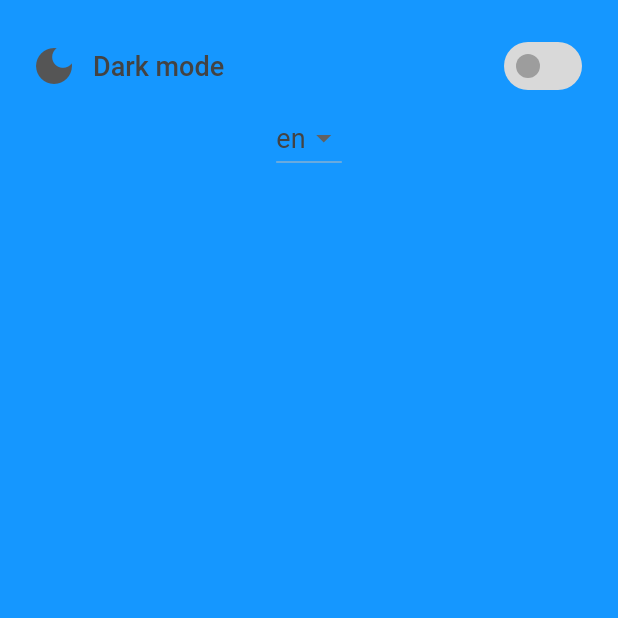
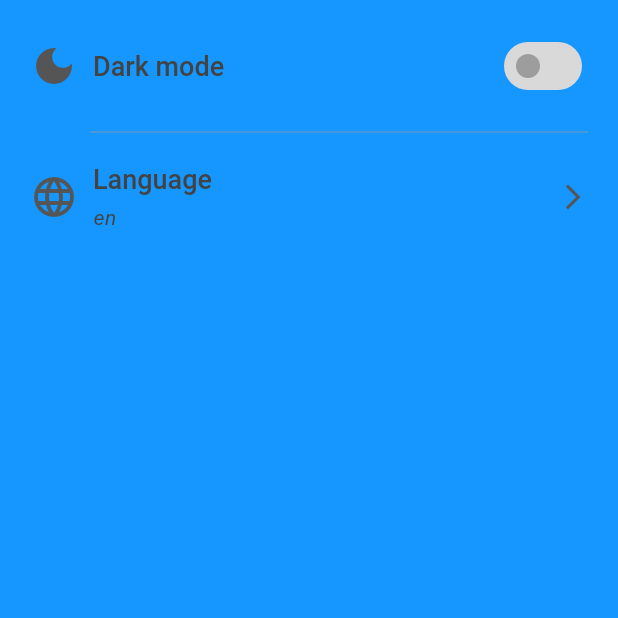
Before and after one commit to PhuocDinh462/student_hub, a Flutter app: the Settings screen opened directly, on a phone screen of 412 x 824 dp, the top half of it. Run offline on Flutter 3.47's test engine with Material 3 defaults, Android fonts, the phone set to English and light mode, and no system bars; our stand-ins replace gap, pinput, shared_preferences; missing offline and left inert: country_flags; accounts and stored records are empty; generated files the repository leaves out were written again.

Commit message:
feat: change language

```diff
--- a/lib/l10n/app_vi.arb
+++ b/lib/l10n/app_vi.arb
@@ -1,3 +1,5 @@
 {
-  "helloWorld": "¡Hola Mundo!"
+  "@@locale": "vi",
+  "english": "Tiếng Anh",
+  "vietnamese": "Tiếng Việt"
 }
--- a/lib/layout/navigation.dart
+++ b/lib/layout/navigation.dart
@@ -20,6 +20,7 @@ class _NavigationState extends State<Navigation> {
         onDestinationSelected: (int index) =>
             setState(() => currentScreenIndex = index),
         indicatorColor: primary_200,
+        backgroundColor: Colors.transparent,
         selectedIndex: currentScreenIndex,
         destinations: const <Widget>[
           NavigationDestination(
--- a/lib/routes/app_routes.dart
+++ b/lib/routes/app_routes.dart
@@ -1,6 +1,7 @@
 import 'package:flutter/material.dart';
 import 'package:student_hub/layout/navigation.dart';
 import 'package:student_hub/screens/Authentication/authentication.dart';
+import 'package:student_hub/screens/account/languages.dart';
 import 'package:student_hub/screens/authentication/reset_password.dart';
 import 'package:student_hub/screens/account/change_password.dart';
 import 'package:student_hub/screens/authentication/create_account_company.dart';
@@ -33,6 +34,7 @@ class AppRoutes {
   static const String welcome = '/welcome';
   static const String account = '/account';
   static const String settings = '/account/settings';
+  static const String languages = '/account/settings/languages';
 
   static Map<String, WidgetBuilder> routes = {
     home: (context) => const Home(),
@@ -51,5 +53,6 @@ class AppRoutes {
     welcome: (context) => const Welcome(),
     account: (context) => const Account(),
     settings: (context) => const Settings(),
+    languages: (context) => const Languages(),
   };
 }
--- a/lib/screens/account/account.dart
+++ b/lib/screens/account/account.dart
@@ -131,7 +131,7 @@ class Account extends StatelessWidget {
                         size: 32, color: Colors.red),
                     const Gap(10),
                     Text(
-                      AppLocalizations.of(context)!.helloWorld,
+                      'Logout',
                       style: Theme.of(context).textTheme.titleLarge?.copyWith(
                             color: Colors.red,
                           ),
--- a/lib/screens/account/settings.dart
+++ b/lib/screens/account/settings.dart
@@ -3,6 +3,7 @@ import 'package:provider/provider.dart';
 import 'package:student_hub/providers/theme_provider.dart';
 import 'package:gap/gap.dart';
 import 'package:student_hub/constants/theme.dart';
+import 'package:flutter_gen/gen_l10n/app_localizations.dart';
 
 class Settings extends StatelessWidget {
   const Settings({super.key});
@@ -16,8 +17,8 @@ class Settings extends StatelessWidget {
         width: double.infinity,
         margin: const EdgeInsets.all(20),
         child: Column(
+          crossAxisAlignment: CrossAxisAlignment.center,
           // Dark mode
-          crossAxisAlignment: CrossAxisAlignment.center,
           children: [
             Row(
               mainAxisAlignment: MainAxisAlignment.spaceBetween,
@@ -45,19 +46,50 @@ class Settings extends StatelessWidget {
                 ),
               ],
             ),
+            const Divider(
+              height: 40,
+              thickness: .5,
+              indent: 40,
+              color: text_400,
+            ),
 
             // Language
-            DropdownButton<String>(
-              value: themeProvider.getLanguage,
-              onChanged: (value) => themeProvider.setLanguage(value!),
-              items: <String>['en', 'vi']
-                  .map<DropdownMenuItem<String>>((String value) {
-                return DropdownMenuItem<String>(
-                  value: value,
-                  child: Text(value),
-                );
-              }).toList(),
-            )
+            GestureDetector(
+              onTap: () =>
+                  Navigator.pushNamed(context, '/account/settings/languages'),
+              child: Container(
+                color: Colors.transparent,
+                child: Row(
+                  mainAxisAlignment: MainAxisAlignment.spaceBetween,
+                  children: [
+                    Row(
+                      children: [
+                        const Icon(Icons.language, size: 32),
+                        const Gap(10),
+                        Column(
+                          crossAxisAlignment: CrossAxisAlignment.start,
+                          children: [
+                            Text(
+                              'Language',
+                              style: Theme.of(context).textTheme.titleLarge,
+                            ),
+                            const Gap(5),
+                            Text(
+                              AppLocalizations.of(context)!.localeName,
+                              style: Theme.of(context)
+                                  .textTheme
+                                  .labelMedium
+                                  ?.copyWith(fontStyle: FontStyle.italic),
+                            ),
+                          ],
+                        ),
+                      ],
+                    ),
+                    const Icon(Icons.arrow_forward_ios, size: 20),
+                  ],
+                ),
+              ),
+            ),
           ],
         ),
       ),
--- a/pubspec.yaml
+++ b/pubspec.yaml
@@ -40,6 +40,7 @@ dependencies:
   pinput: ^3.0.1
   flutter_localizations:
     sdk: flutter
+  country_flags: ^2.2.0
 
 dev_dependencies:
   flutter_test:
```
Also changed, not shown: lib/l10n/app_en.arb (+3 -4 lines), lib/screens/account/languages.dart (added, +34 -0 lines), lib/screens/account/widgets/language_item.dart (added, +66 -0 lines).
